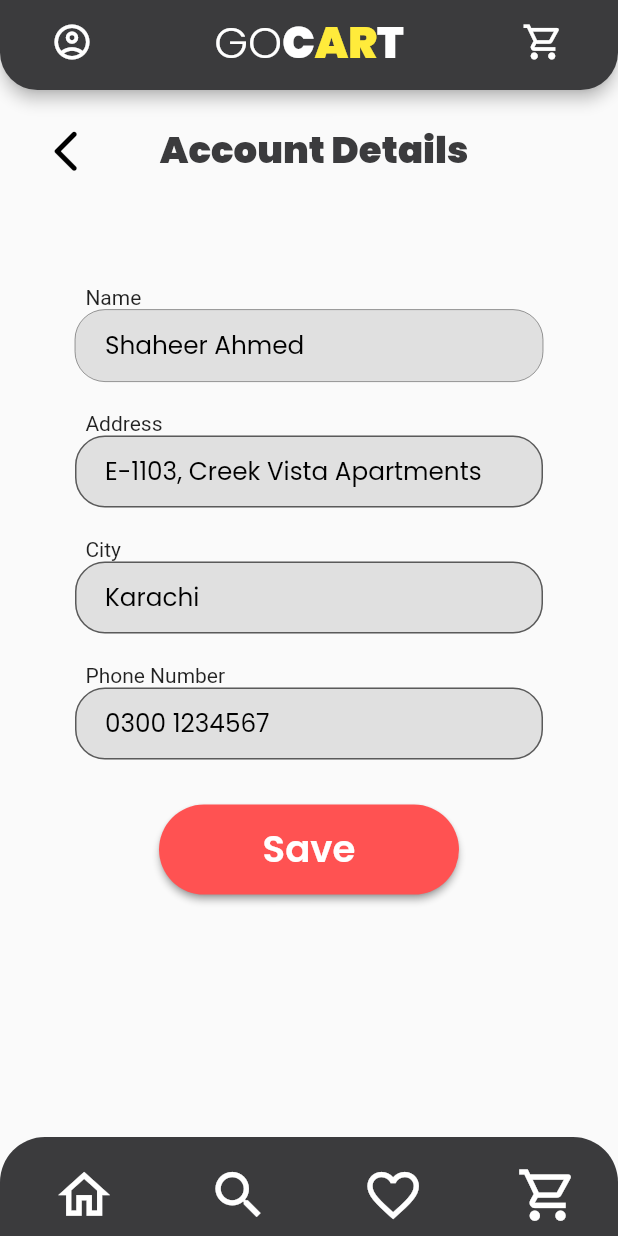
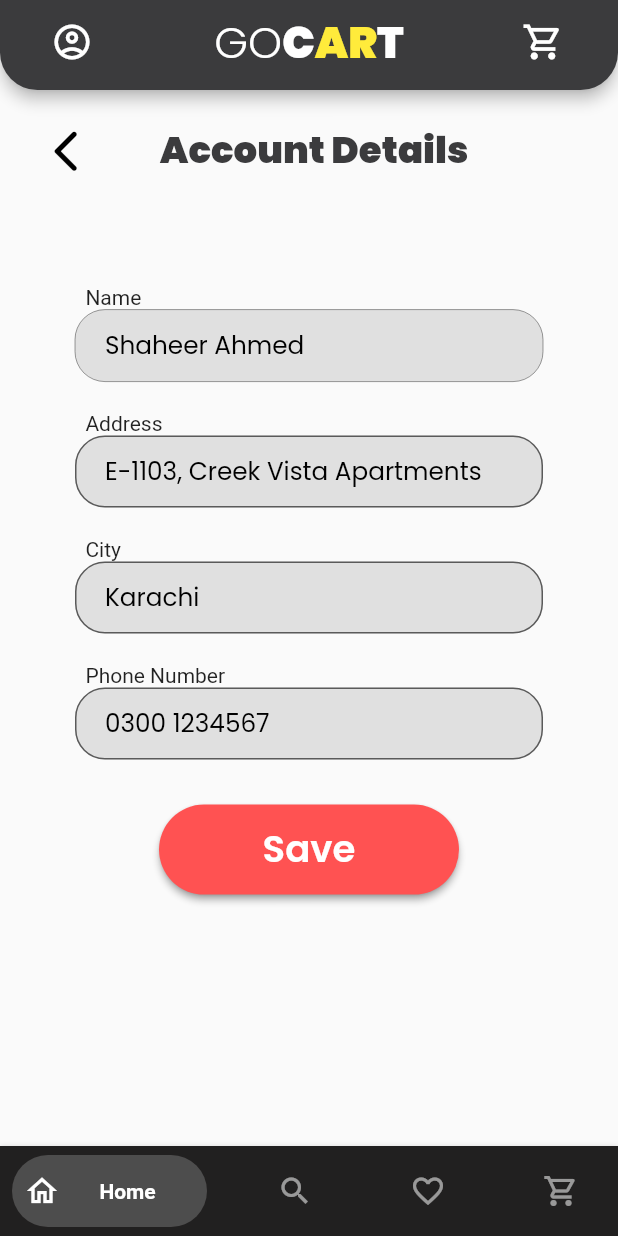
Before and after one commit to ashadnadeem/GoCART, a Flutter app: the accountDetails screen opened directly, on a phone screen of 412 x 824 dp. Run offline on Flutter 3.47's test engine with Material 2 defaults, Android fonts, the phone set to English and light mode, and no system bars; drawn by our look-alikes of bottom_navy_bar; our stand-ins replace camera, google_fonts, progress_indicators; missing offline and left inert: awesome_card; network calls fail.

Commit message:
Implemented Bottom Navigation Bar
- Using package BottomNavyBar

```diff
--- a/lib/homepage.dart
+++ b/lib/homepage.dart
@@ -76,6 +76,7 @@ class _homePageState extends State<homePage> {
         ]),
       ),
       bottomNavigationBar: const bottomBar(),
+      // bottomNavigationBar: const bottomBar(),
     );
   }
 }
--- a/lib/utils.dart
+++ b/lib/utils.dart
@@ -1,6 +1,7 @@
 import 'dart:math';
 
 import 'package:awesome_card/awesome_card.dart';
+import 'package:bottom_navy_bar/bottom_navy_bar.dart';
 import 'package:flutter/material.dart';
 import 'package:gocart/accountpage.dart';
 import 'package:gocart/homepage.dart';
@@ -189,80 +190,139 @@ class topBar extends StatelessWidget implements PreferredSizeWidget {
 //   }
 // }
 
-// Bottom App Bar
-class bottomBar extends StatelessWidget implements PreferredSizeWidget {
+class bottomBar extends StatefulWidget implements PreferredSizeWidget {
   const bottomBar({Key? key}) : super(key: key);
+
   @override
-  // TODO: implement preferredSize
-  Size get preferredSize => Size.fromHeight(80);
+  State<bottomBar> createState() => _bottomBarState();
+
+  @override
+  Size get preferredSize => const Size.fromWidth(80);
+}
+
+class _bottomBarState extends State<bottomBar> {
+  int _currentIndex = 0;
+
   @override
   Widget build(BuildContext context) {
-    final double iconSize = MediaQuery.of(context).size.height * 0.05;
-    return Container(
-      height: MediaQuery.of(context).size.height * 0.08,
-      decoration: const BoxDecoration(
-        color: Color.fromARGB(255, 59, 59, 61),
-        // Border radius only for botom
-        borderRadius: BorderRadius.only(
-          topLeft: Radius.circular(30),
-          topRight: Radius.circular(30),
+    return BottomNavyBar(
+      selectedIndex: _currentIndex,
+      showElevation: true,
+      itemCornerRadius: 24,
+      containerHeight: 60,
+      curve: Curves.easeIn,
+      backgroundColor: Color.fromARGB(255, 33, 32, 32),
+      onItemSelected: (index) => setState(
+        () => _currentIndex = index,
+      ),
+      items: [
+        BottomNavyBarItem(
+          icon: const Icon(Icons.home_outlined),
+          title: const Text('Home'),
+          activeColor: Colors.white,
+          inactiveColor: Colors.white54,
+          textAlign: TextAlign.center,
         ),
-      ),
-      child: Padding(
-        padding: const EdgeInsets.only(top: 10, bottom: 20),
-        child: Row(
-          mainAxisAlignment: MainAxisAlignment.spaceAround,
-          children: <Widget>[
-            IconButton(
-              icon: Icon(
-                Icons.home_outlined,
-                size: iconSize,
-                color: Colors.white,
-              ),
-              onPressed: () {
-                Navigator.push(context,
-                    MaterialPageRoute(builder: (context) => homePage()));
-              },
-            ),
-            IconButton(
-              icon: Icon(
-                Icons.search_outlined,
-                size: iconSize,
-                color: Colors.white,
-              ),
-              onPressed: () {
-                Navigator.push(context,
-                    MaterialPageRoute(builder: (context) => homePage()));
-              },
-            ),
-            IconButton(
-              icon: Icon(
-                Icons.favorite_border_outlined,
-                size: iconSize,
-                color: Colors.white,
-              ),
-              onPressed: () {
-                Navigator.push(context,
-                    MaterialPageRoute(builder: (context) => homePage()));
-              },
-            ),
-            IconButton(
-              icon: Icon(
-                Icons.shopping_cart_outlined,
-                size: iconSize,
-                color: Colors.white,
-              ),
-              onPressed: () {
-                Navigator.push(context,
-                    MaterialPageRoute(builder: (context) => homePage()));
-              },
-            ),
-          ],
+        BottomNavyBarItem(
+          icon: const Icon(Icons.search),
+          title: const Text('Search'),
+          activeColor: Colors.white,
+          inactiveColor: Colors.white54,
+          textAlign: TextAlign.center,
         ),
-      ),
+        BottomNavyBarItem(
+          icon: const Icon(Icons.favorite_outline_sharp),
+          title: const Text('Wishlist'),
+          activeColor: Colors.white,
+          inactiveColor: Colors.white54,
+          textAlign: TextAlign.center,
+        ),
+        BottomNavyBarItem(
+          icon: const Icon(Icons.shopping_cart_outlined),
+          title: const Text('Cart'),
+          activeColor: Colors.white,
+          inactiveColor: Colors.white54,
+          textAlign: TextAlign.center,
+        ),
+      ],
     );
   }
 }
+
+// // Bottom App Bar
+// class bottomBar extends StatelessWidget implements PreferredSizeWidget {
+//   const bottomBar({Key? key}) : super(key: key);
+//   @override
+//   // TODO: implement preferredSize
+//   Size get preferredSize => Size.fromHeight(80);
+//   @override
+//   Widget build(BuildContext context) {
+//     final double iconSize = MediaQuery.of(context).size.height * 0.05;
+//     return Container(
+//       height: MediaQuery.of(context).size.height * 0.08,
+//       decoration: const BoxDecoration(
+//         color: Color.fromARGB(255, 59, 59, 61),
+//         // Border radius only for botom
+//         borderRadius: BorderRadius.only(
+//           topLeft: Radius.circular(30),
+//           topRight: Radius.circular(30),
+//         ),
+//       ),
+//       child: Padding(
+//         padding: const EdgeInsets.only(top: 10, bottom: 20),
+//         child: Row(
+//           mainAxisAlignment: MainAxisAlignment.spaceAround,
+//           children: <Widget>[
+//             IconButton(
+//               icon: Icon(
+//                 Icons.home_outlined,
+//                 size: iconSize,
+//                 color: Colors.white,
+//               ),
+//               onPressed: () {
+//                 Navigator.push(context,
+//                     MaterialPageRoute(builder: (context) => homePage()));
+//               },
+//             ),
+//             IconButton(
+//               icon: Icon(
+//                 Icons.search_outlined,
+//                 size: iconSize,
+//                 color: Colors.white,
+//               ),
+//               onPressed: () {
+//                 Navigator.push(context,
+//                     MaterialPageRoute(builder: (context) => homePage()));
+//               },
+//             ),
+//             IconButton(
+//               icon: Icon(
+//                 Icons.favorite_border_outlined,
+//                 size: iconSize,
+//                 color: Colors.white,
+//               ),
+//               onPressed: () {
+//                 Navigator.push(context,
+//                     MaterialPageRoute(builder: (context) => homePage()));
+//               },
+//             ),
+//             IconButton(
+//               icon: Icon(
+//                 Icons.shopping_cart_outlined,
+//                 size: iconSize,
+//                 color: Colors.white,
+//               ),
+//               onPressed: () {
+//                 Navigator.push(context,
+//                     MaterialPageRoute(builder: (context) => homePage()));
+//               },
+//             ),
+//           ],
+//         ),
+//       ),
+//     );
+//   }
+// }
 
 // Header with back button
 class headerBar extends StatelessWidget {
--- a/pubspec.yaml
+++ b/pubspec.yaml
@@ -39,6 +39,7 @@ dependencies:
   flutter_launcher_icons: ^0.9.2
   awesome_card: ^1.1.7
   camera: ^0.9.4+18
+  bottom_navy_bar: ^6.0.0
 
 dev_dependencies:
   flutter_test:
```
Also changed, not shown: pubspec.lock.
